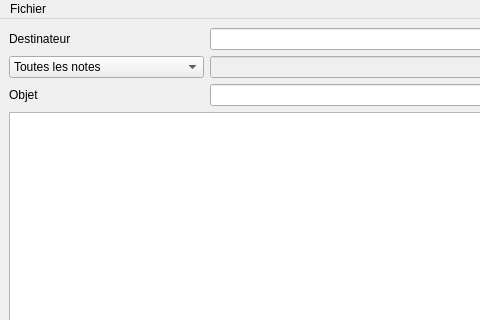
Above: application/ui/send_mail_window.ui from nils-van-zuijlen/Enibar before the change; both pictures show x 0 to 480 and y 0 to 320 of the 800 by 600 pixel window. Below: the same form after it.
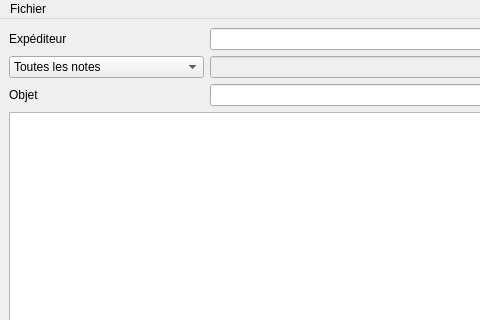
That is the form after the change. Custom widgets are drawn as their Qt base class.

Commit message: @quiwy Changed «destinateur» to «expediteur» cdt dtc

What changed in the file:
```diff
--- a/application/ui/send_mail_window.ui
+++ b/application/ui/send_mail_window.ui
@@ -24,7 +24,7 @@
     <item row="0" column="0">
      <widget class="QLabel" name="destinateur_label">
       <property name="text">
-       <string>Destinateur</string>
+       <string>Expéditeur</string>
       </property>
      </widget>
     </item>
```
